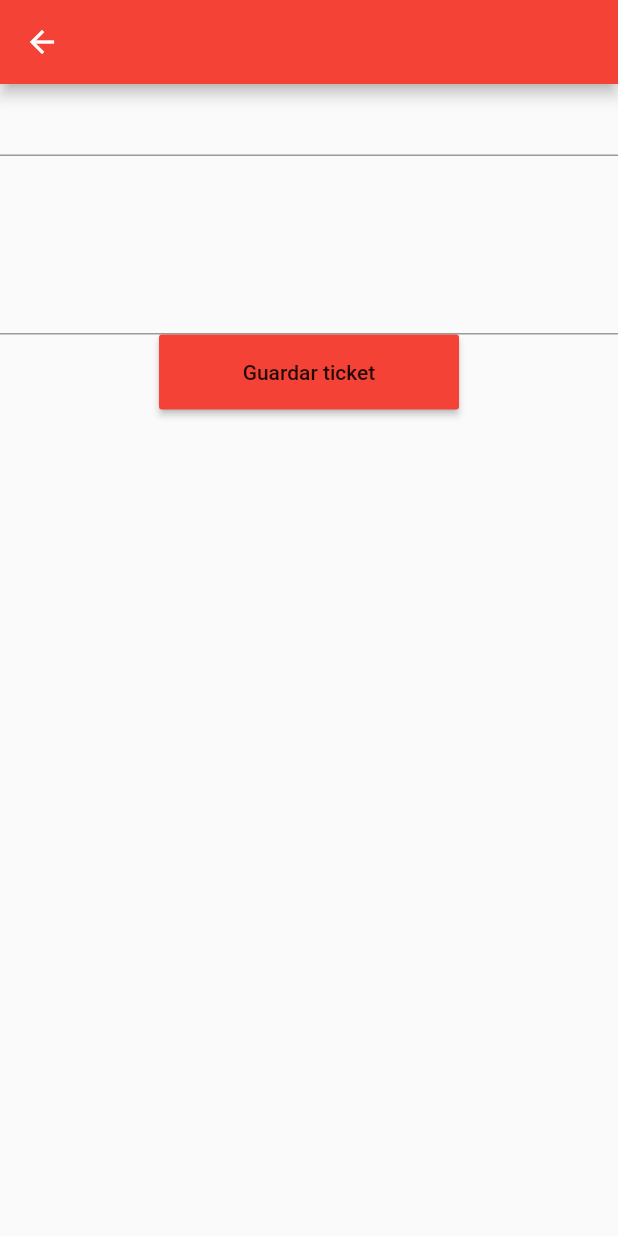
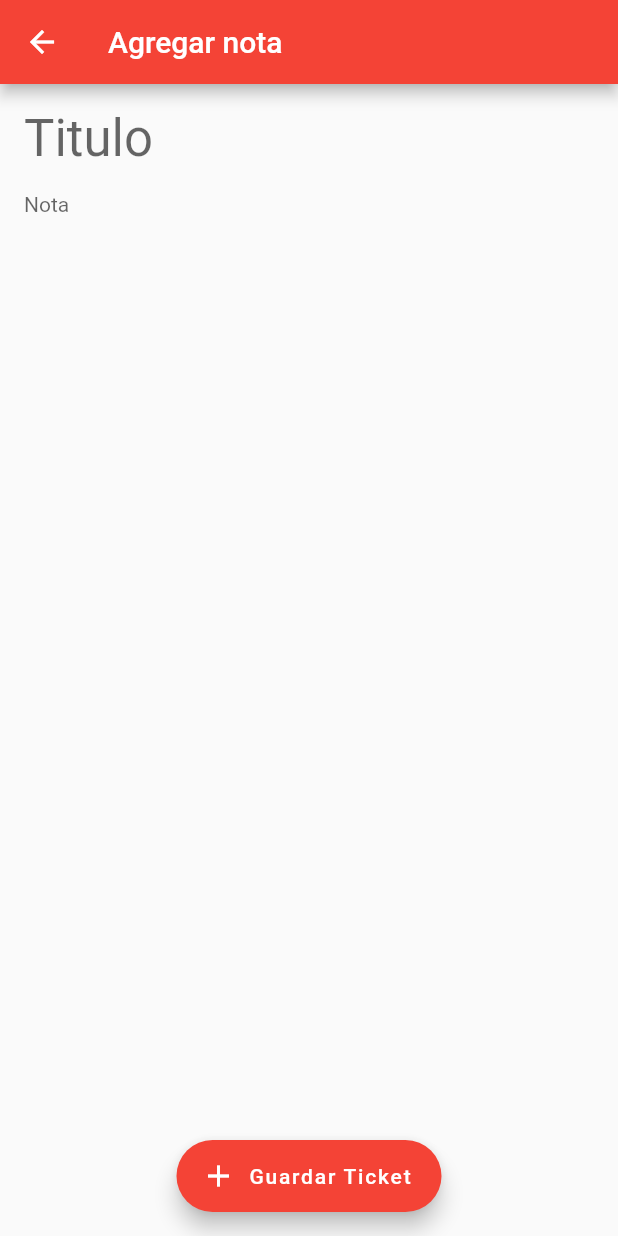
Before and after one commit to kranfix/not_google_keep, a Flutter app: the TicketCreate screen opened directly, on a phone screen of 412 x 824 dp. Run offline on Flutter 3.47's test engine with Material 2 defaults, Android fonts, the phone set to English and light mode, and no system bars.

Commit message:
cosmetic changes & remove ticket

```diff
--- a/lib/main.dart
+++ b/lib/main.dart
@@ -3,7 +3,6 @@ import 'package:provider/provider.dart';
 import 'data/ticket_list_model.dart';
 import 'ui/ticket/home/ticket_home.dart';
 import 'package:flutter/material.dart';
-
 
 void main() => runApp(MyApp());
 
--- a/lib/models/ticket.dart
+++ b/lib/models/ticket.dart
@@ -1,14 +1,25 @@
-import 'package:flutter/widgets.dart';
+// import 'package:flutter/widgets.dart';
 
 /*class Ticket{
   final String title;
   Ticket({@required this.title}):assert(title!=null);
 }*/
 
+// class Ticket {
+//   String _title;
+//   Ticket({@required title}) : _title = title;
+
+//   set title(String title) => _title = title;
+//   String get title => _title ?? "Untitled";
+// }
+
 class Ticket {
-  String _title;
-  Ticket({@required title}) : _title = title;
+  final String id;
+  final String title;
+  final String description;
 
-  set title(String title) => _title = title;
-  String get title => _title ?? "Untitled";
+  Ticket({String id, String title, String description})
+      : this.id = id ?? '',
+        this.title = title ?? 'untitled',
+        this.description = description ?? '';
 }
--- a/lib/ui/ticket/home/ticket_create.dart
+++ b/lib/ui/ticket/home/ticket_create.dart
@@ -1,3 +1,5 @@
+import 'dart:math';
+
 import 'package:flutter/material.dart';
 import 'package:keep/data/ticket_list_model.dart';
 import 'package:keep/models/ticket.dart';
@@ -10,51 +12,74 @@ class TicketCreate extends StatefulWidget {
 }
 
 class _TicketCreateState extends State<TicketCreate> {
-  Ticket _ticket = Ticket();
-  GlobalKey<FormState> _formKey = GlobalKey<FormState>();
+  // Ticket _ticket = Ticket();
+  final GlobalKey<FormState> _formKey = GlobalKey<FormState>();
+  String _title;
+  String _description;
+
+  _submit(context) {
+    if (_formKey.currentState.validate()) {
+      Provider.of<TicketListModel>(context).addTicket(
+        Ticket(
+          id: Random().nextInt(9000).toString(),
+          title: _title,
+          description: _description,
+        ),
+      );
+
+      Navigator.of(context).pop();
+    } else {
+      Scaffold.of(context).showSnackBar(SnackBar(
+        content: Text('Error'),
+      ));
+    }
+  }
 
   @override
   Widget build(BuildContext context) {
     return Scaffold(
-      appBar: AppBar(),
+        appBar: AppBar(
+          title: Text('Agregar nota'),
+        ),
         body: Form(
           key: _formKey,
+          child: Padding(
+            padding: EdgeInsets.all(16),
             child: Column(
               children: <Widget>[
                 TextFormField(
-              onChanged: (value){
-                _ticket.title = value;
-              },
-              validator: (value) {
-                return value == "" ? "El titulo no puede estar vacio" : null;
-              },
+                  style: Theme.of(context).textTheme.display1,
+                  decoration: InputDecoration.collapsed(
+                    hintText: 'Titulo',
                   ),
+                  onChanged: (value) => setState(() => _title = value),
+                  validator: (value) =>
+                      value.isEmpty ? 'Campo requerido' : null,
+                ),
+                SizedBox(height: 16),
                 TextFormField(
-              validator: (value) {
-                return value == "" ? "El contenido no puede estar vacio" : null;
-              },
-              maxLines: 5,
+                  style: Theme.of(context).textTheme.body1,
+                  maxLines: 6,
+                  decoration: InputDecoration.collapsed(
+                    hintText: 'Nota',
                   ),
-            Builder(
-              builder:(BuildContext context){
-                return KeepButton(
-                  child: Text("Guardar ticket"),
-                  onPressed: () {
-                    if (_formKey.currentState.validate()) {
-                        Provider.of<TicketListModel>(context).addTicket(_ticket);
-                        Navigator.of(context).pop();
-                    } else {
-                      Scaffold.of(context).showSnackBar(SnackBar(
-                        content: Text("Error"),
-                      ));
-                    }
-                  },
-                );
-              },
+                  onChanged: (value) => setState(() => _description = value),
+                  validator: (value) =>
+                      value.isEmpty ? 'Campo requerido' : null,
                 ),
               ],
             ),
           ),
+        ),
+        floatingActionButtonLocation: FloatingActionButtonLocation.centerFloat,
+        floatingActionButton: Builder(
+          builder: (BuildContext context) {
+            return FloatingActionButton.extended(
+              label: Text('Guardar Ticket'),
+              icon: Icon(Icons.add),
+              onPressed: () => _submit(context),
             );
+          },
+        ));
   }
 }
```
Also changed, not shown: lib/data/ticket_list_model.dart (+7 -5 lines), lib/ui/ticket/home/ticket_home.dart (+17 -8 lines), lib/ui/ticket/home/ticket_item.dart (+17 -5 lines). Lines whose indentation alone changed are shown as unchanged.
